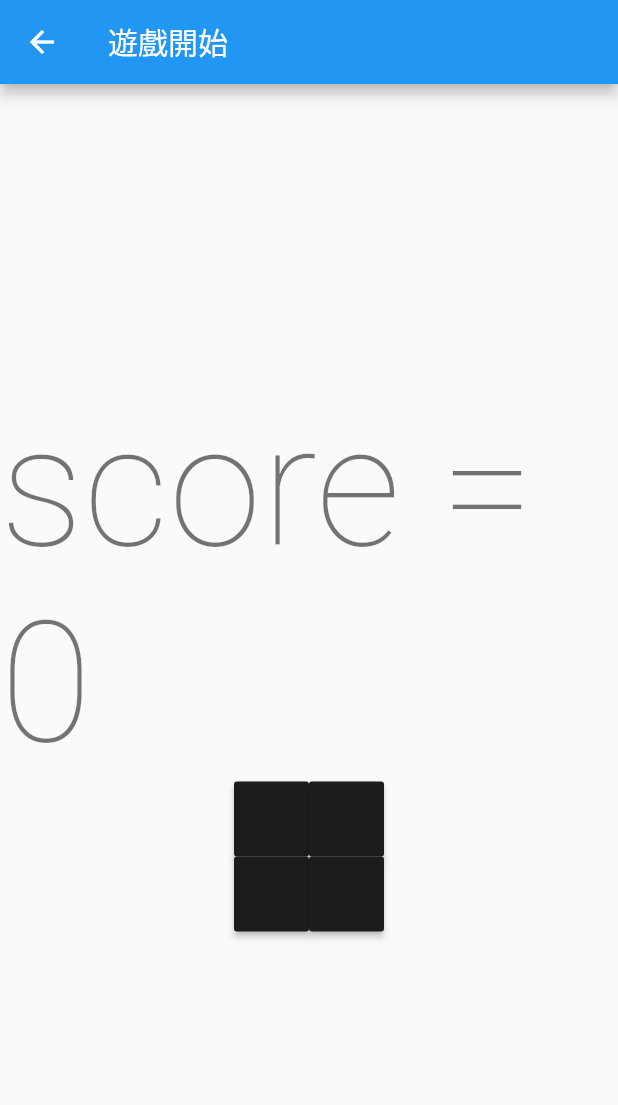
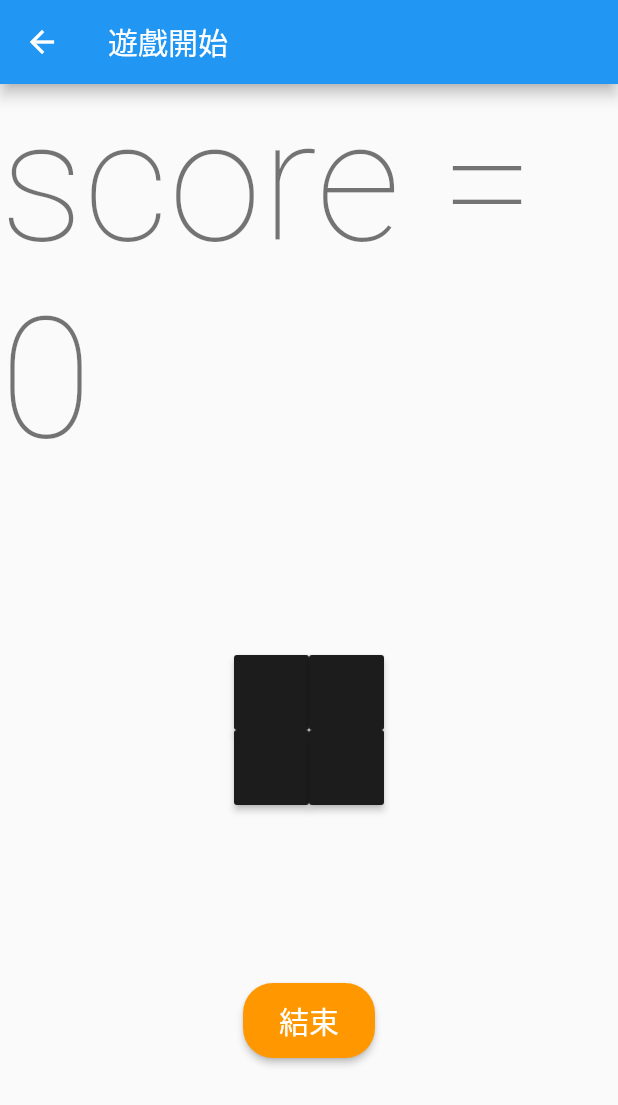
Before and after one commit to wu-yi-ting/ColorGame, a Flutter app: the screen it shows after launch, after a tap on "快開始吧", on a phone screen of 412 x 824 dp. Shown: the top 1105 px of the screen. Run offline on Flutter 3.47's test engine with Material 2 defaults, Android fonts, the phone set to English and light mode, and no system bars.

Commit message:
可跳結束頁

```diff
--- a/lib/game.dart
+++ b/lib/game.dart
@@ -33,7 +33,26 @@ class _GamePageState extends State<GamePage> {
               'score = ${Provider.of<GameChangeNotifier>(context).score}',
               style: Theme.of(context).textTheme.headline1,
             ),
+            Spacer(flex: 1),
             GameBoard(),
+            Spacer(flex: 1),
+            MaterialButton(
+              textTheme: ButtonTextTheme.normal,
+              onPressed: () {
+                Navigator.pushNamed(context, '/Third');
+              },
+              child: Text(
+                "結束",
+                style: TextStyle(fontSize: 20),
+              ),
+              color: Colors.orange,
+              disabledTextColor: Colors.white,
+              textColor: Colors.white,
+              padding: EdgeInsets.all(10),
+              shape: RoundedRectangleBorder(
+                  borderRadius: BorderRadius.circular(20)),
+            ),
+            Spacer(flex: 1),
           ],
         ),
       ),
--- a/lib/main.dart
+++ b/lib/main.dart
@@ -24,7 +24,7 @@ class MyApp extends StatelessWidget {
           routes: {
             '/First': (context) => MyHomePage(title: 'Flutter Demo Home Page'),
             "/Second": (context) => GamePage(),
-            "/Thrid": (context) => ResultPage()
+            "/Third": (context) => ResultPage()
           },
 //      home: MyHomePage(title: 'Flutter Demo Home Page'),
         ),
```
